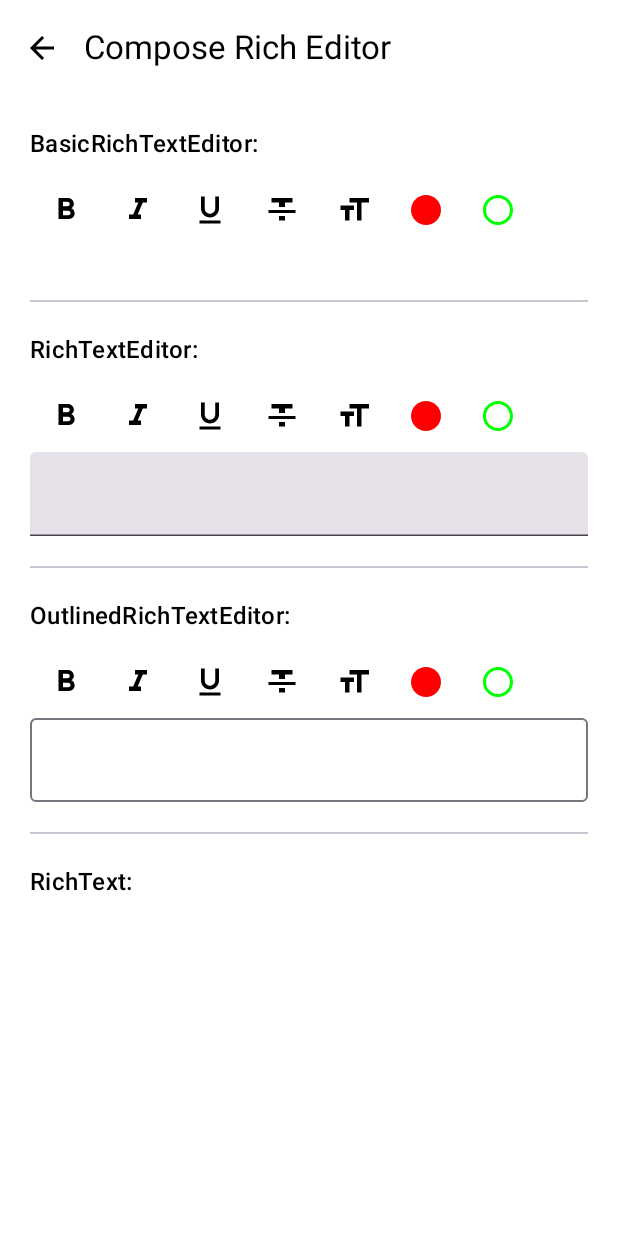
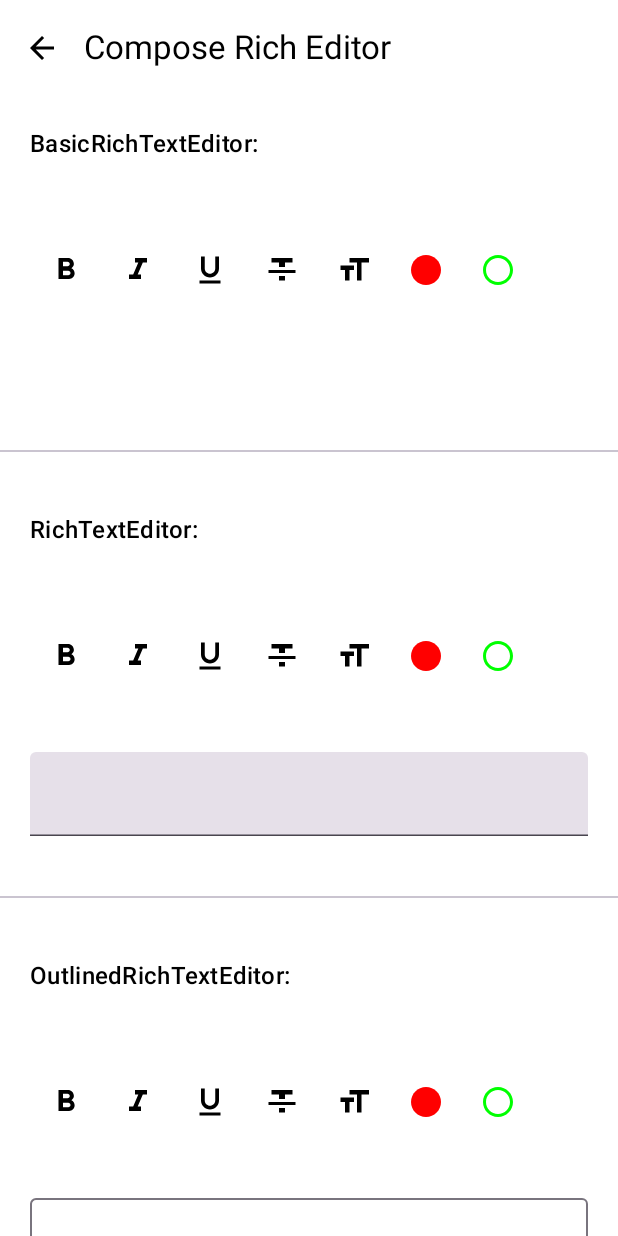
Before and after one commit to MohamedRejeb/compose-rich-editor, an Android app built with Jetpack Compose: the screen it shows after launch (MainActivity), after a tap on "Rich Text Editor Demo", on a phone screen of 412 x 824 dp. Run offline under Robolectric (Android 15) with nearby library versions, the phone set to English and light mode, and no system bars; our stand-ins replace Voyager, accompanist; libraries missing offline, so code that uses them is left out: com.mohamedrejeb.ksoup; 5 statements that could not run were skipped.

```diff
--- a/richeditor-compose/src/commonMain/kotlin/com/mohamedrejeb/richeditor/model/RichTextStyle.kt
+++ b/richeditor-compose/src/commonMain/kotlin/com/mohamedrejeb/richeditor/model/RichTextStyle.kt
@@ -307,5 +307,13 @@ interface RichTextStyle {
         }
     }
 
+    object NormalText : RichTextStyle {
+        override fun applyStyle(spanStyle: SpanStyle): SpanStyle {
+            return SpanStyle(
+                fontSize = 14.sp,
+                fontWeight = FontWeight.Normal
+            )
+        }
+    }
 
 }
--- a/richeditor-compose/src/commonMain/kotlin/com/mohamedrejeb/richeditor/parser/html/RichTextHtmlParser.kt
+++ b/richeditor-compose/src/commonMain/kotlin/com/mohamedrejeb/richeditor/parser/html/RichTextHtmlParser.kt
@@ -83,7 +83,6 @@ internal object RichTextHtmlParser : RichTextParser<String> {
 
                 if (name == "a" && name in htmlInlineElements) {
                     val href = attributes["href"] ?: ""
-                    println("LINK $href")
                     currentStyles.add(RichTextStyle.Hyperlink(href))
                 }
 
@@ -97,6 +96,7 @@ internal object RichTextHtmlParser : RichTextParser<String> {
                 }
 
                 if (name == "a" && name in htmlInlineElements) {
+                    text += " "
                     currentStyles.removeLastOrNull()
                 }
 
--- a/sample/android/src/main/java/com/mohamedrejeb/richeditor/sample/MainActivity.kt
+++ b/sample/android/src/main/java/com/mohamedrejeb/richeditor/sample/MainActivity.kt
@@ -1,6 +1,5 @@
 package com.mohamedrejeb.richeditor.sample
 
-import android.graphics.Color
 import android.os.Bundle
 import androidx.activity.compose.setContent
 import androidx.appcompat.app.AppCompatActivity
--- a/sample/common/src/commonMain/kotlin/com/mohamedrejeb/richeditor/sample/common/richeditor/RichEditorContent.kt
+++ b/sample/common/src/commonMain/kotlin/com/mohamedrejeb/richeditor/sample/common/richeditor/RichEditorContent.kt
@@ -74,7 +74,6 @@ fun RichEditorContent() {
                 modifier = Modifier
                     .fillMaxSize()
                     .padding(paddingValue)
-                    .padding(20.dp)
                     .verticalScroll(rememberScrollState()).clickable(
                         interactionSource = MutableInteractionSource(),
                         indication = null,
@@ -83,6 +82,7 @@ fun RichEditorContent() {
             ) {
                 // BasicRichTextEditor
                 Text(
+                    modifier = Modifier.fillMaxWidth().padding(20.dp),
                     text = "BasicRichTextEditor:",
                     style = MaterialTheme.typography.titleMedium
                 )
@@ -90,7 +90,7 @@ fun RichEditorContent() {
                 Spacer(Modifier.height(8.dp))
 
                 RichTextStyleRow(
-                    modifier = Modifier.fillMaxWidth(),
+                    modifier = Modifier.fillMaxWidth().padding(20.dp),
                     value = basicRichTextValue,
                     onValueChanged = {
                         basicRichTextValue = it
@@ -98,7 +98,7 @@ fun RichEditorContent() {
                 )
 
                 BasicRichTextEditor(
-                    modifier = Modifier.fillMaxWidth(),
+                    modifier = Modifier.fillMaxWidth().padding(20.dp),
                     value = basicRichTextValue,
                     onValueChange = {
                         basicRichTextValue = it
@@ -109,6 +109,7 @@ fun RichEditorContent() {
 
                 // RichTextEditor
                 Text(
+                    modifier = Modifier.fillMaxWidth().padding(20.dp),
                     text = "RichTextEditor:",
                     style = MaterialTheme.typography.titleMedium
                 )
@@ -116,7 +117,7 @@ fun RichEditorContent() {
                 Spacer(Modifier.height(8.dp))
 
                 RichTextStyleRow(
-                    modifier = Modifier.fillMaxWidth(),
+                    modifier = Modifier.fillMaxWidth().padding(20.dp),
                     value = richTextValue,
                     onValueChanged = {
                         richTextValue = it
@@ -124,7 +125,7 @@ fun RichEditorContent() {
                 )
 
                 RichTextEditor(
-                    modifier = Modifier.fillMaxWidth(),
+                    modifier = Modifier.fillMaxWidth().padding(20.dp),
                     value = richTextValue,
                     onValueChange = {
                         richTextValue = it
@@ -135,6 +136,7 @@ fun RichEditorContent() {
 
                 // OutlinedRichTextEditor
                 Text(
+                    modifier = Modifier.fillMaxWidth().padding(20.dp),
                     text = "OutlinedRichTextEditor:",
                     style = MaterialTheme.typography.titleMedium
                 )
@@ -142,7 +144,7 @@ fun RichEditorContent() {
                 Spacer(Modifier.height(8.dp))
 
                 RichTextStyleRow(
-                    modifier = Modifier.fillMaxWidth(),
+                    modifier = Modifier.fillMaxWidth().padding(20.dp),
                     value = outlinedRichTextValue,
                     onValueChanged = {
                         outlinedRichTextValue = it
@@ -150,7 +152,7 @@ fun RichEditorContent() {
                 )
 
                 OutlinedRichTextEditor(
-                    modifier = Modifier.fillMaxWidth(),
+                    modifier = Modifier.fillMaxWidth().padding(20.dp),
                     value = outlinedRichTextValue,
                     onValueChange = {
                         outlinedRichTextValue = it
@@ -161,6 +163,7 @@ fun RichEditorContent() {
 
                 // RichText
                 Text(
+                    modifier = Modifier.fillMaxWidth().padding(20.dp),
                     text = "RichText:",
                     style = MaterialTheme.typography.titleMedium
                 )
@@ -168,7 +171,7 @@ fun RichEditorContent() {
                 Spacer(Modifier.height(8.dp))
 
                 RichText(
-                    modifier = Modifier.fillMaxWidth(),
+                    modifier = Modifier.fillMaxWidth().padding(20.dp),
                     richText = richTextValue,
                 )
             }
```
